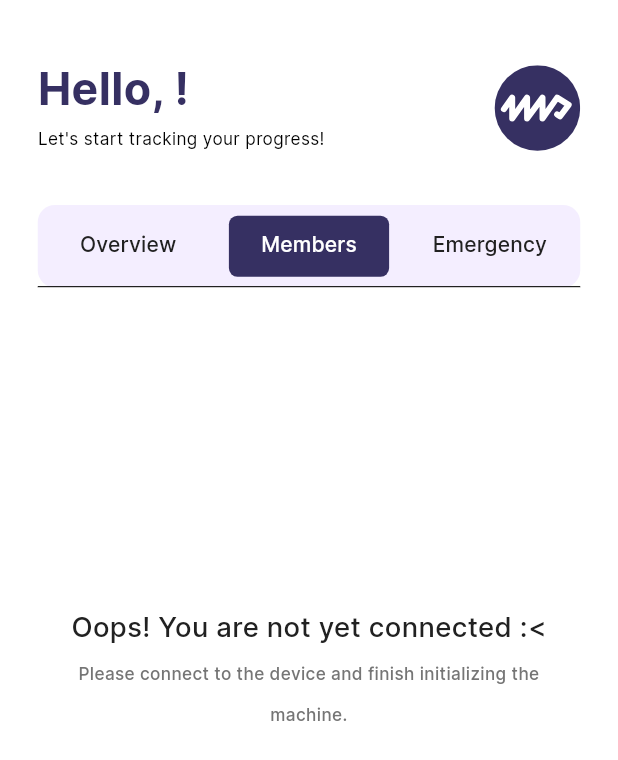
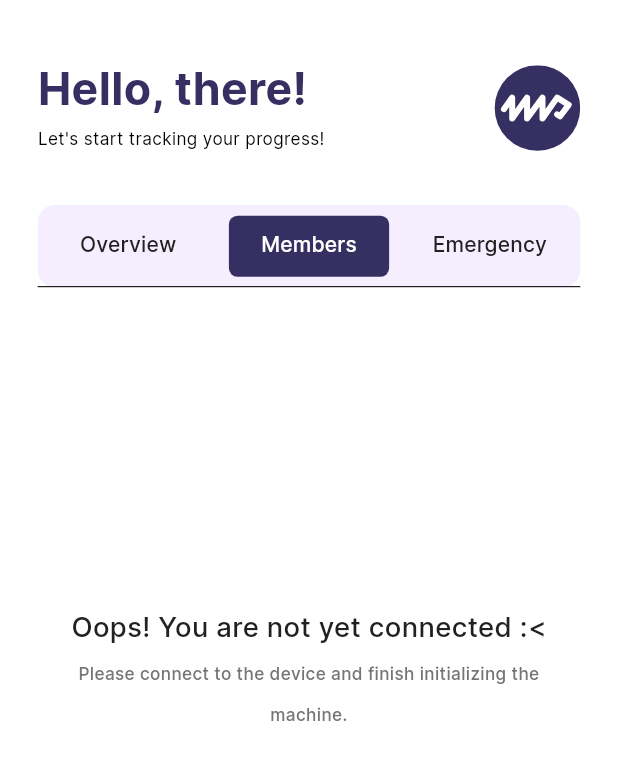
Before and after one commit to WannaCry081/MakerSync, a Flutter app: the HomeView screen opened directly, tab 2 chosen, on a phone screen of 412 x 824 dp. Shown: the top 760 px of the screen. Run offline on Flutter 3.47's test engine with Material 3 defaults, Android fonts, the phone set to English and light mode, and no system bars; our stand-ins replace firebase_auth, firebase_core, flutter_feather_icons, flutter_screenutil, flutter_svg, google_sign_in and 3 more; missing offline and left inert: flutter_barcode_scanner; accounts and stored records are empty; network calls fail.

Commit message:
Update greeting text in HomeView

```diff
--- a/lib/views/Dashboard/Home/index.dart
+++ b/lib/views/Dashboard/Home/index.dart
@@ -1,6 +1,8 @@
 import 'package:flutter/material.dart';
 import 'package:flutter_screenutil/flutter_screenutil.dart';
 import 'package:flutter_svg/svg.dart';
+import 'package:frontend/models/user_model.dart';
+import 'package:frontend/providers/settings_provider.dart';
 import 'package:frontend/providers/user_provider.dart';
 import 'package:frontend/views/Dashboard/Home/emergency_view.dart';
 import 'package:frontend/views/Dashboard/Home/members_view.dart';
@@ -17,11 +19,13 @@ class HomeView extends StatefulWidget {
 }
 
 class _HomeViewState extends State<HomeView> {
+
   @override
   Widget build(BuildContext context) {
+    final SettingsProvider _settingsProvider = Provider.of<SettingsProvider>(context);
     final UserProvider _userProvider = Provider.of<UserProvider>(context);
+
     final _user = _userProvider.getUserData();
-
 
      return Scaffold(
       body: MSWrapperWidget(
@@ -31,13 +35,16 @@ class _HomeViewState extends State<HomeView> {
             vertical: 22.h
           ),
 
-          child: content(_user)
+          child: content(_user, _settingsProvider)
         ),
       )
     );
   }
 
-  Widget content(_user) {
+  Widget content(
+    UserModel? user,
+    SettingsProvider settingsProvider
+  ) {
     return DefaultTabController(
       length: 3,
       child: Column(
@@ -52,12 +59,19 @@ class _HomeViewState extends State<HomeView> {
 
                 SizedBox(height: 10.h),
 
-                MSTextWidget(
-                  "Hello, ${_user?.name.split(' ').first ?? ""}!",
-                  fontSize: 26.sp,
-                  fontWeight: FontWeight.bold,
-                  fontColor: Theme.of(context).colorScheme.primary
-                ),
+                settingsProvider.getBool("isConnect")
+                ?  MSTextWidget(
+                    "Hello, ${user?.name.split(' ').first ?? ""}!",
+                    fontSize: 26.sp,
+                    fontWeight: FontWeight.bold,
+                    fontColor: Theme.of(context).colorScheme.primary
+                  )
+                :  MSTextWidget(
+                    "Hello, there!",
+                    fontSize: 26.sp,
+                    fontWeight: FontWeight.bold,
+                    fontColor: Theme.of(context).colorScheme.primary
+                  ),
 
                 SizedBox(height : 3.h),
 
```
